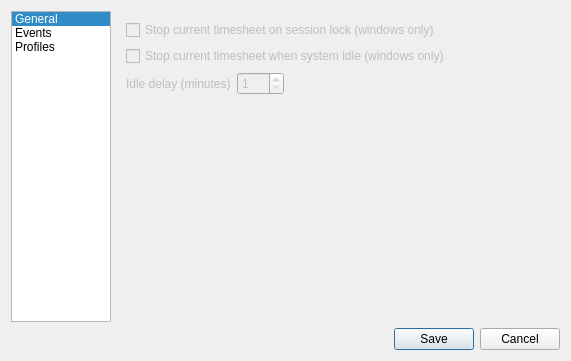
Qt form src/gui/settingsdialog.ui (AlexandrePTJ/kemai) before a commit.
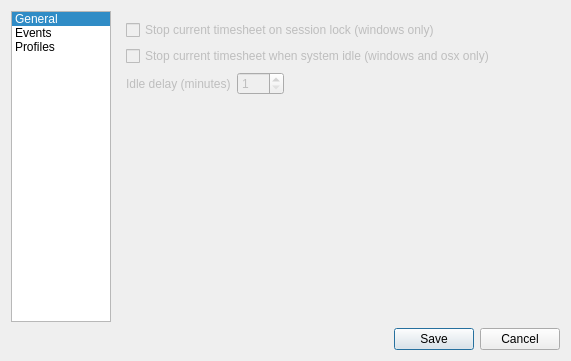
The same form after that commit. The open tabs and pages were chosen to show the change. Icons and pictures are not drawn.

Commit message: #63 Support Idle on OSX

```diff
--- a/src/gui/settingsdialog.ui
+++ b/src/gui/settingsdialog.ui
@@ -104,7 +104,7 @@
             <bool>false</bool>
            </property>
            <property name="text">
-            <string>Stop current timesheet when system idle (windows only)</string>
+            <string>Stop current timesheet when system idle (windows and osx only)</string>
            </property>
           </widget>
          </item>
```
The commit also changes 6 other files.
